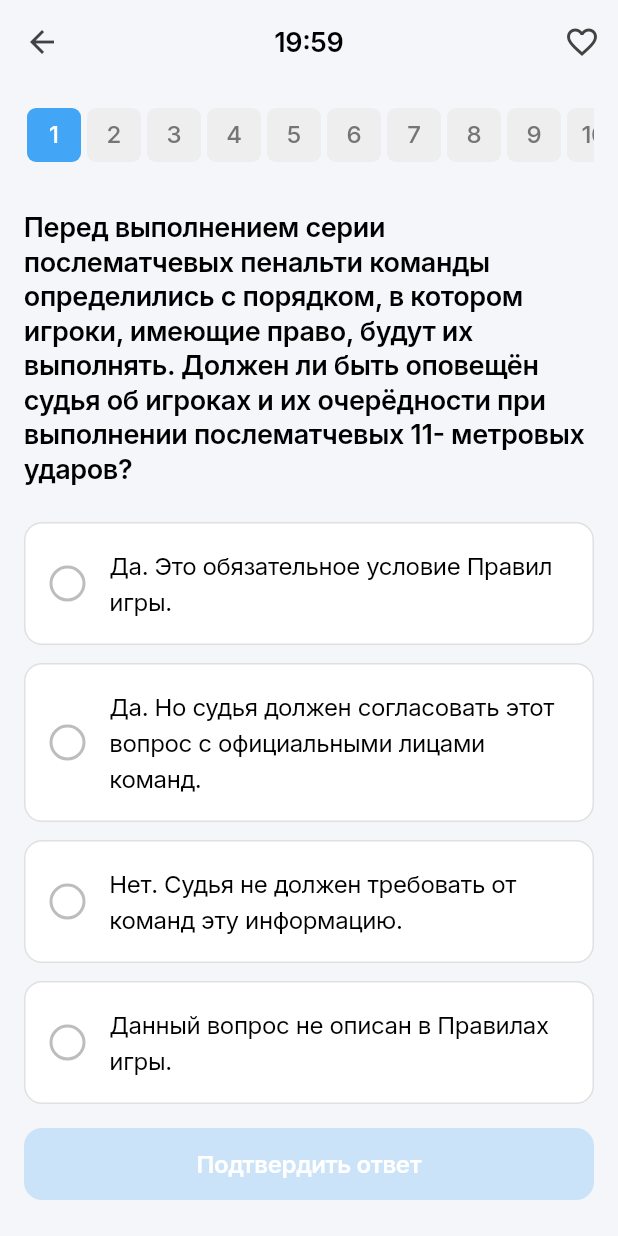
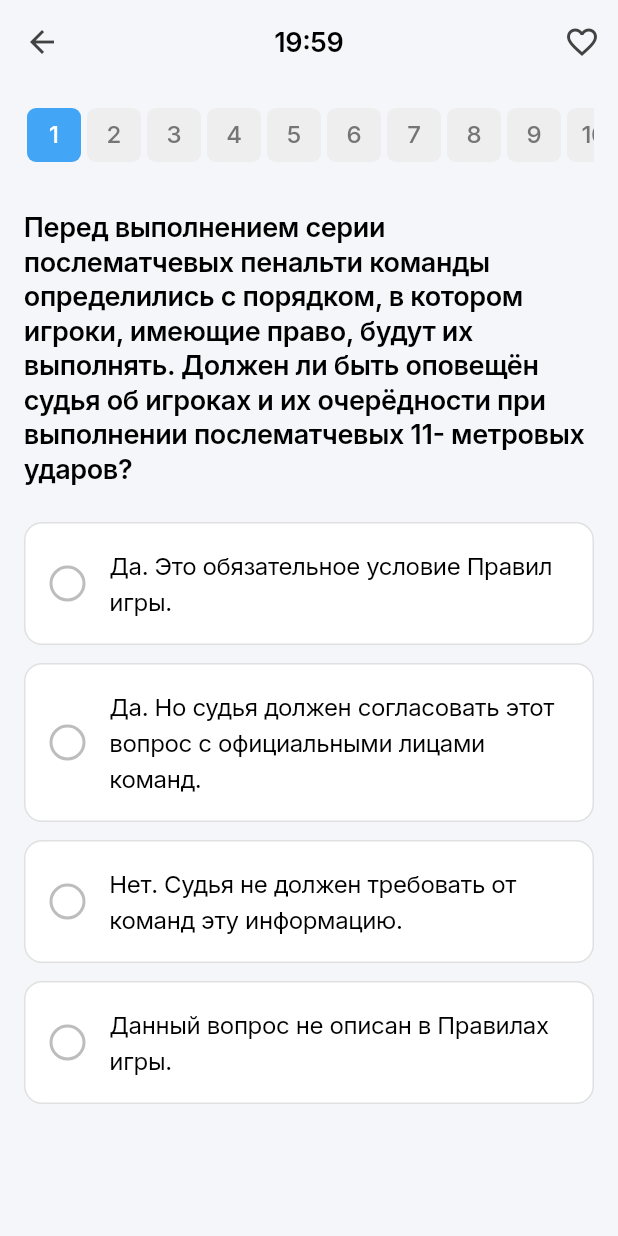
Before and after one commit to MedvedevEugene/Referee_App, a Flutter app: the screen it shows after launch, item 3 of the bottom bar chosen, after a tap on "Экзаменационный тест", on a phone screen of 412 x 824 dp. Run offline on Flutter 3.47's test engine with Material 3 defaults, Android fonts, the phone set to English and light mode, and no system bars; our stand-ins replace font_awesome_flutter, google_fonts, shared_preferences; missing offline and left inert: shared_preferences.dart, syncfusion_flutter_pdfviewer.

Commit message:
feat: update exam test confirm button style to match marathon test

```diff
--- a/lib/screens/exam_test_screen.dart
+++ b/lib/screens/exam_test_screen.dart
@@ -331,6 +331,9 @@ class _ExamTestScreenState extends State<ExamTestScreen> {
                       const SizedBox(height: 24),
                       ...widget.test.getShuffledOptions(question.id).map((option) => Padding(
                         padding: const EdgeInsets.only(bottom: 12),
+                        child: InkWell(
+                          onTap: isConfirmed ? null : () => _selectAnswer(option),
+                          borderRadius: BorderRadius.circular(12),
                           child: Container(
                             decoration: BoxDecoration(
                               color: selectedAnswer == option
@@ -343,10 +346,6 @@ class _ExamTestScreenState extends State<ExamTestScreen> {
                                     : Colors.grey[300]!,
                               ),
                             ),
-                          child: InkWell(
-                            onTap: () => _selectAnswer(option),
-                            borderRadius: BorderRadius.circular(12),
-                            child: Padding(
                             padding: const EdgeInsets.all(16),
                             child: Row(
                               children: [
@@ -388,41 +387,32 @@ class _ExamTestScreenState extends State<ExamTestScreen> {
                             ),
                           ),
                         ),
+                      )),
+                      if (selectedAnswer != null && !isConfirmed) ...[
+                        const SizedBox(height: 24),
+                        FilledButton(
+                          onPressed: _confirmAnswer,
+                          style: FilledButton.styleFrom(
+                            padding: const EdgeInsets.symmetric(vertical: 16),
+                            backgroundColor: Colors.blue[600],
+                            shape: RoundedRectangleBorder(
+                              borderRadius: BorderRadius.circular(12),
                             ),
-                      )),
+                          ),
+                          child: Text(
+                            'Подтвердить',
+                            style: textTheme.titleMedium?.copyWith(
+                              color: Colors.white,
+                              fontWeight: FontWeight.w600,
+                            ),
+                          ),
+                        ),
+                      ],
                       const SizedBox(height: 80),
                     ],
                   ),
                 ),
               ],
-            ),
-            Positioned(
-              left: 16,
-              right: 16,
-              bottom: 24,
-              child: ElevatedButton(
-                onPressed: selectedAnswer != null && !isConfirmed
-                    ? _confirmAnswer
-                    : null,
-                style: ElevatedButton.styleFrom(
-                  minimumSize: const Size(double.infinity, 48),
-                  backgroundColor: selectedAnswer != null ? Colors.blue : Colors.blue.withOpacity(0.25),
-                  foregroundColor: Colors.white,
-                  disabledBackgroundColor: Colors.blue.withOpacity(0.2),
-                  disabledForegroundColor: Colors.white.withOpacity(0.7),
-                  shape: RoundedRectangleBorder(
-                    borderRadius: BorderRadius.circular(12),
-                  ),
-                  elevation: 0,
-                  shadowColor: Colors.transparent,
-                ),
-                child: Text(
-                  'Подтвердить ответ',
-                  style: textTheme.titleMedium?.copyWith(
-                    color: Colors.white,
-                  ),
-                ),
-              ),
             ),
           ],
         ),
```
Also changed, not shown: lib/screens/chapter_test_screen.dart (+9 -15 lines). Lines whose indentation alone changed are shown as unchanged.
